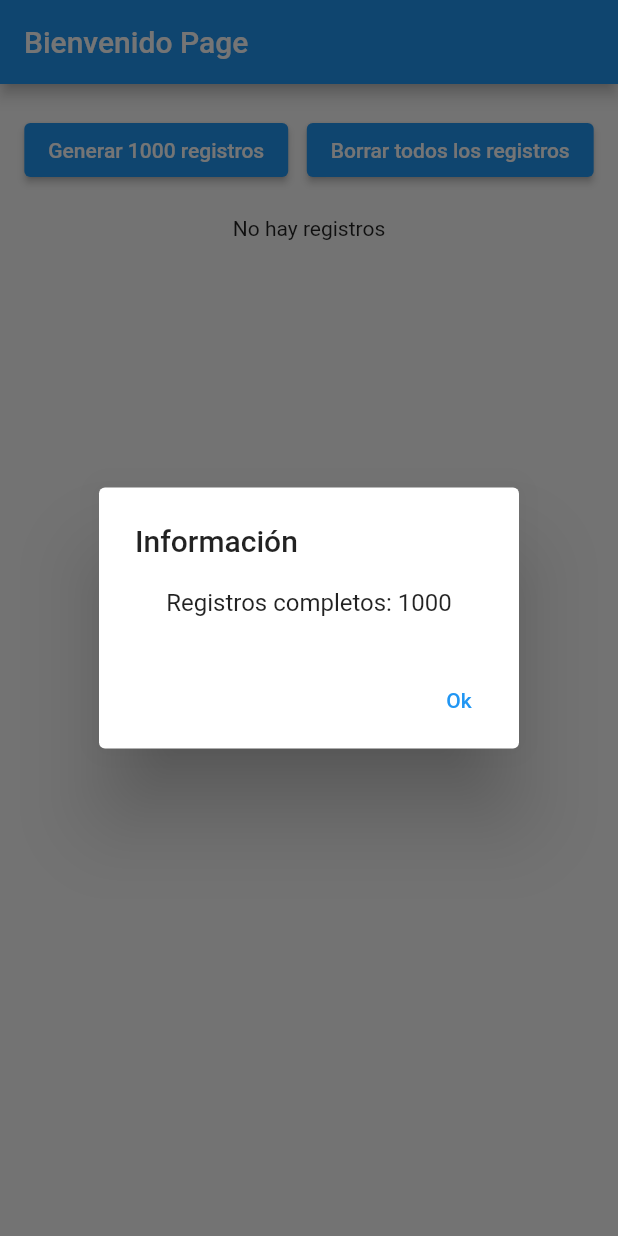
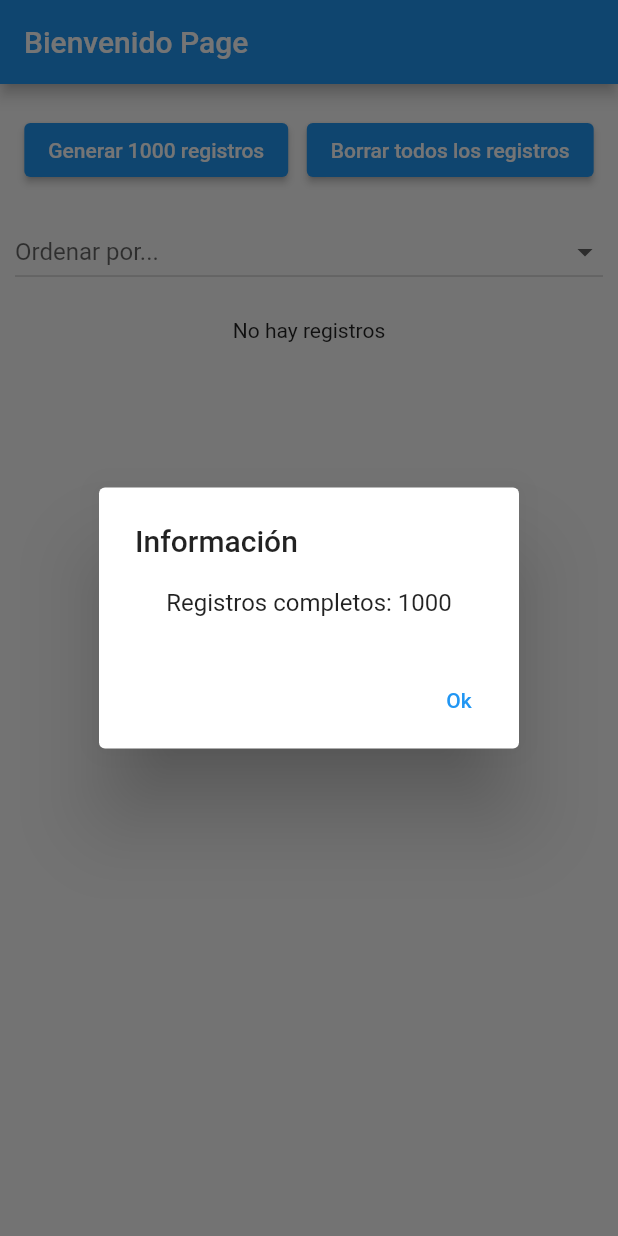
Before and after one commit to alpi2111/examen_webmaps, a Flutter app: the BienvenidoPage screen opened directly, after a tap on an icon or button, on a phone screen of 412 x 824 dp. Run offline on Flutter 3.47's test engine with Material 2 defaults, Android fonts, the phone set to English and light mode, and no system bars; missing offline and left inert: mysql1.

Commit message:
Se agrego el filtrado de datos

```diff
--- a/lib/src/pages/bienvenido_page.dart
+++ b/lib/src/pages/bienvenido_page.dart
@@ -34,6 +34,7 @@ class _BienvenidoPageState extends State<BienvenidoPage> {
   ];
 
   List<UsuarioModel> _usuarios = [];
+  String _ordenarPor = "";
 
   @override
   Widget build(BuildContext context) {
@@ -96,8 +97,44 @@ class _BienvenidoPageState extends State<BienvenidoPage> {
               ],
             ),
             SizedBox(height: 20.0),
+            Row(
+              children: [
+                Flexible(
+                  flex: 5,
+                  child: DropdownButton(
+                    isExpanded: true,
+                    value: _ordenarPor != '' ? _ordenarPor : null,
+                    items: [
+                      DropdownMenuItem(
+                        value: "usuario",
+                        child: Text('Usuario'),
+                      ),
+                      DropdownMenuItem(
+                        value: "pais",
+                        child: Text('Pais'),
+                      ),
+                      DropdownMenuItem(
+                        value: "estado",
+                        child: Text('Estado'),
+                      ),
+                      DropdownMenuItem(
+                        value: "genero",
+                        child: Text('Genero'),
+                      ),
+                    ],
+                    onChanged: (val) {
+                      setState(() {
+                        _ordenarPor = val.toString();
+                      });
+                    },
+                    hint: Text('Ordenar por...'),
+                  ),
+                ),
+              ],
+            ),
+            SizedBox(height: 20.0),
             FutureBuilder(
-              future: _db.obtenerTodosLosUsuarios(),
+              future: _db.obtenerTodosLosUsuarios(_ordenarPor),
               builder: (BuildContext context, AsyncSnapshot<List<UsuarioModel>> snapshot) {
                 if (snapshot.connectionState == ConnectionState.waiting) return Center(child: CircularProgressIndicator());
                 if (snapshot.data != null) {
--- a/lib/src/providers/database_provider.dart
+++ b/lib/src/providers/database_provider.dart
@@ -70,8 +70,10 @@ class DatabaseProvider {
     List<UsuarioModel> usuarios = [];
     try {
       if (_database != null) {
-        if (orderBy != null) {
-          query += " ORDER BY '$orderBy'";
+        if (orderBy != null || orderBy != '') {
+          query += " ORDER BY $orderBy ASC";
+          print(orderBy);
+          print(query);
         }
         final resultado = await _database!.query(query);
         if (resultado.length > 0) {
```
